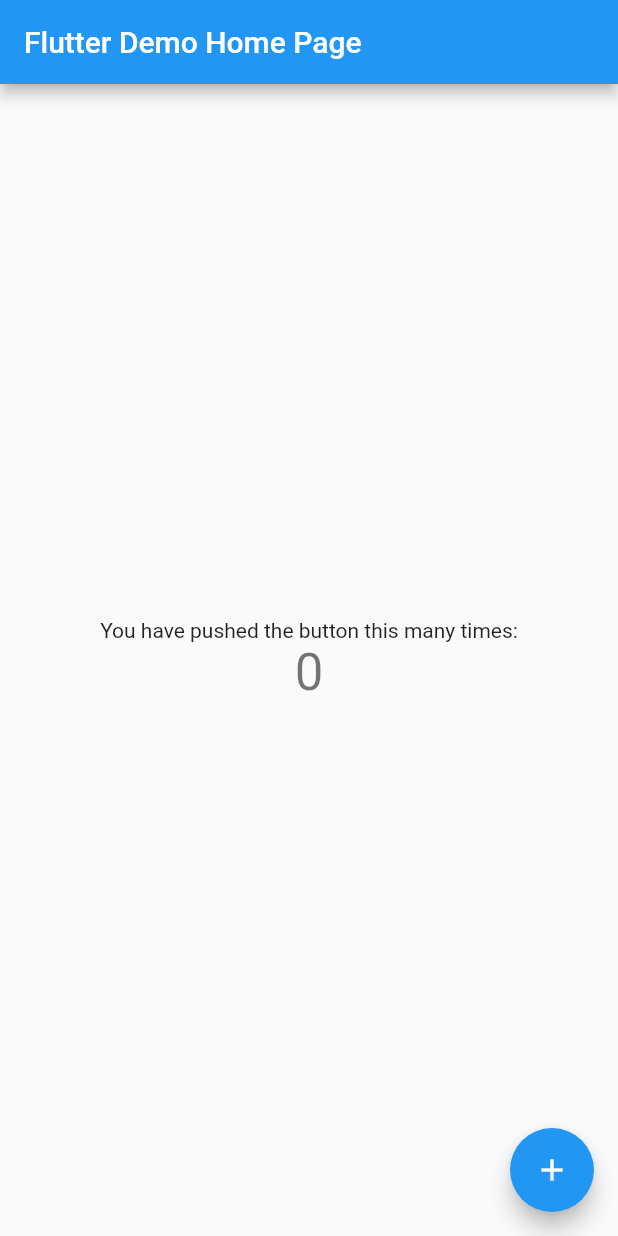
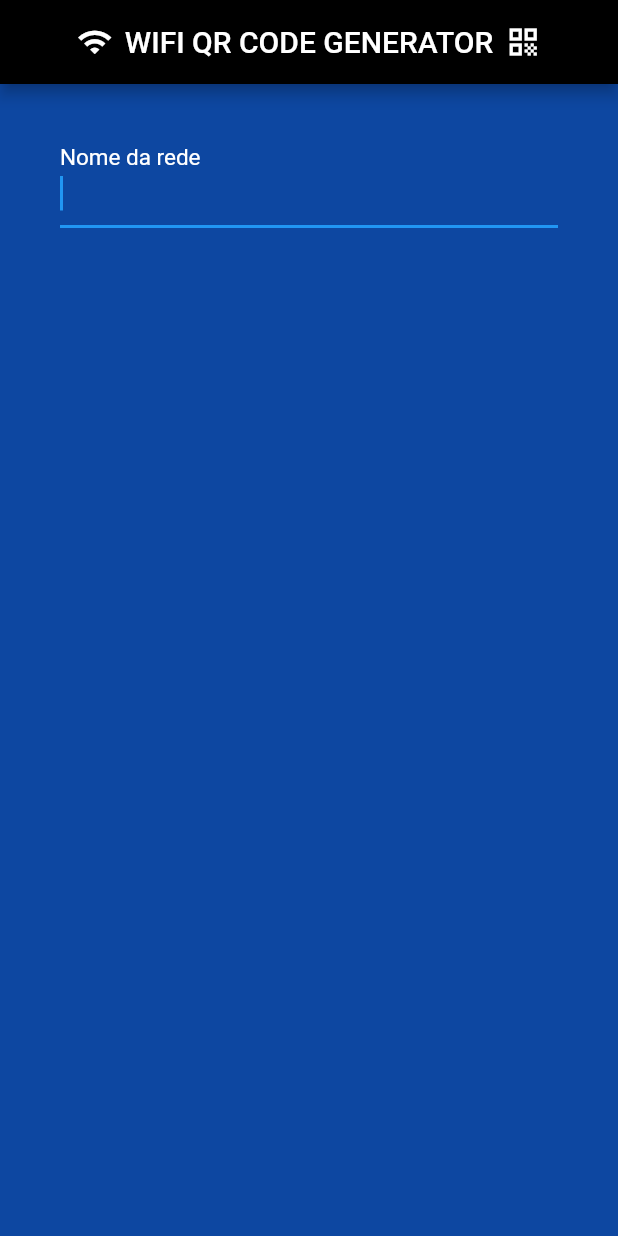
Before and after one commit to ycarlos7/qr_code_app, a Flutter app: the screen it shows after launch, on a phone screen of 412 x 824 dp. Run offline on Flutter 3.47's test engine with Material 2 defaults, Android fonts, the phone set to English and light mode, and no system bars.

Commit message:
create body of first page

```diff
--- /dev/null
+++ b/lib/first_page.dart
@@ -0,0 +1,59 @@
+import 'package:flutter/material.dart';
+
+class FirstPage extends StatefulWidget {
+  const FirstPage({Key? key, String? title}) : super(key: key);
+
+  @override
+  _FirstPageState createState() => _FirstPageState();
+}
+
+class _FirstPageState extends State<FirstPage> {
+  @override
+  Widget build(BuildContext context) {
+    return Scaffold(
+      appBar: AppBar(
+        backgroundColor: Colors.black,
+        title: Row(
+          mainAxisAlignment: MainAxisAlignment.center,
+          children: const [
+            Icon(Icons.wifi),
+            SizedBox(
+              width: 8,
+            ),
+            Text('WIFI QR CODE GENERATOR'),
+            SizedBox(
+              width: 8,
+            ),
+            Icon(Icons.qr_code),
+          ],
+        ),
+      ),
+      backgroundColor: Colors.blue[900],
+      body: Container(
+        padding: const EdgeInsets.only(
+          top: 20,
+          left: 40,
+          right: 40,
+        ),
+        child: ListView(
+          children: [
+            const SizedBox(
+              height: 10,
+            ),
+            TextFormField(
+              autofocus: true,
+              decoration: const InputDecoration(
+                labelText: "Nome da rede",
+                labelStyle: TextStyle(
+                    color: Colors.white,
+                    fontWeight: FontWeight.w400,
+                    fontSize: 20),
+              ),
+              style: const TextStyle(color: Colors.white, fontSize: 20),
+            ),
+          ],
+        ),
+      ),
+    );
+  }
+}
--- a/lib/main.dart
+++ b/lib/main.dart
@@ -1,4 +1,5 @@
 import 'package:flutter/material.dart';
+import 'package:qr_code_app/first_page.dart';
 
 void main() {
   runApp(const MyApp());
@@ -11,105 +12,12 @@
   @override
   Widget build(BuildContext context) {
     return MaterialApp(
-      title: 'Flutter Demo',
+      debugShowCheckedModeBanner: false,
+      title: 'WIFI QR CODE GENERATOR',
       theme: ThemeData(
-        // This is the theme of your application.
-        //
-        // Try running your application with "flutter run". You'll see the
-        // application has a blue toolbar. Then, without quitting the app, try
-        // changing the primarySwatch below to Colors.green and then invoke
-        // "hot reload" (press "r" in the console where you ran "flutter run",
-        // or simply save your changes to "hot reload" in a Flutter IDE).
-        // Notice that the counter didn't reset back to zero; the application
-        // is not restarted.
         primarySwatch: Colors.blue,
       ),
-      home: const MyHomePage(title: 'Flutter Demo Home Page'),
+      home: const FirstPage(title: 'Flutter Demo Home Page'),
     );
   }
 }
-
-class MyHomePage extends StatefulWidget {
-  const MyHomePage({Key? key, required this.title}) : super(key: key);
-
-  // This widget is the home page of your application. It is stateful, meaning
-  // that it has a State object (defined below) that contains fields that affect
-  // how it looks.
-
-  // This class is the configuration for the state. It holds the values (in this
-  // case the title) provided by the parent (in this case the App widget) and
-  // used by the build method of the State. Fields in a Widget subclass are
-  // always marked "final".
-
-  final String title;
-
-  @override
-  State<MyHomePage> createState() => _MyHomePageState();
-}
-
-class _MyHomePageState extends State<MyHomePage> {
-  int _counter = 0;
-
-  void _incrementCounter() {
-    setState(() {
-      // This call to setState tells the Flutter framework that something has
-      // changed in this State, which causes it to rerun the build method below
-      // so that the display can reflect the updated values. If we changed
-      // _counter without calling setState(), then the build method would not be
-      // called again, and so nothing would appear to happen.
-      _counter++;
-    });
-  }
-
-  @override
-  Widget build(BuildContext context) {
-    // This method is rerun every time setState is called, for instance as done
-    // by the _incrementCounter method above.
-    //
-    // The Flutter framework has been optimized to make rerunning build methods
-    // fast, so that you can just rebuild anything that needs updating rather
-    // than having to individually change instances of widgets.
-    return Scaffold(
-      appBar: AppBar(
-        // Here we take the value from the MyHomePage object that was created by
-        // the App.build method, and use it to set our appbar title.
-        title: Text(widget.title),
-      ),
-      body: Center(
-        // Center is a layout widget. It takes a single child and positions it
-        // in the middle of the parent.
-        child: Column(
-          // Column is also a layout widget. It takes a list of children and
-          // arranges them vertically. By default, it sizes itself to fit its
-          // children horizontally, and tries to be as tall as its parent.
-          //
-          // Invoke "debug painting" (press "p" in the console, choose the
-          // "Toggle Debug Paint" action from the Flutter Inspector in Android
-          // Studio, or the "Toggle Debug Paint" command in Visual Studio Code)
-          // to see the wireframe for each widget.
-          //
-          // Column has various properties to control how it sizes itself and
-          // how it positions its children. Here we use mainAxisAlignment to
-          // center the children vertically; the main axis here is the vertical
-          // axis because Columns are vertical (the cross axis would be
-          // horizontal).
-          mainAxisAlignment: MainAxisAlignment.center,
-          children: <Widget>[
-            const Text(
-              'You have pushed the button this many times:',
-            ),
-            Text(
-              '$_counter',
-              style: Theme.of(context).textTheme.headline4,
-            ),
-          ],
-        ),
-      ),
-      floatingActionButton: FloatingActionButton(
-        onPressed: _incrementCounter,
-        tooltip: 'Increment',
-        child: const Icon(Icons.add),
-      ), // This trailing comma makes auto-formatting nicer for build methods.
-    );
-  }
-}
```
